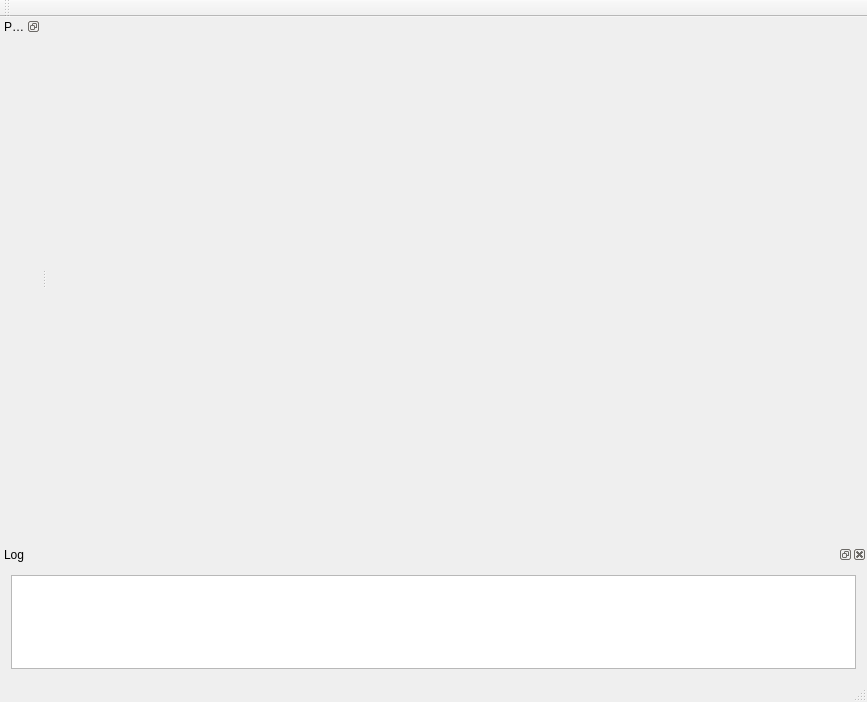
paceholder/geoix, file mainwindow.ui: the form before one commit.
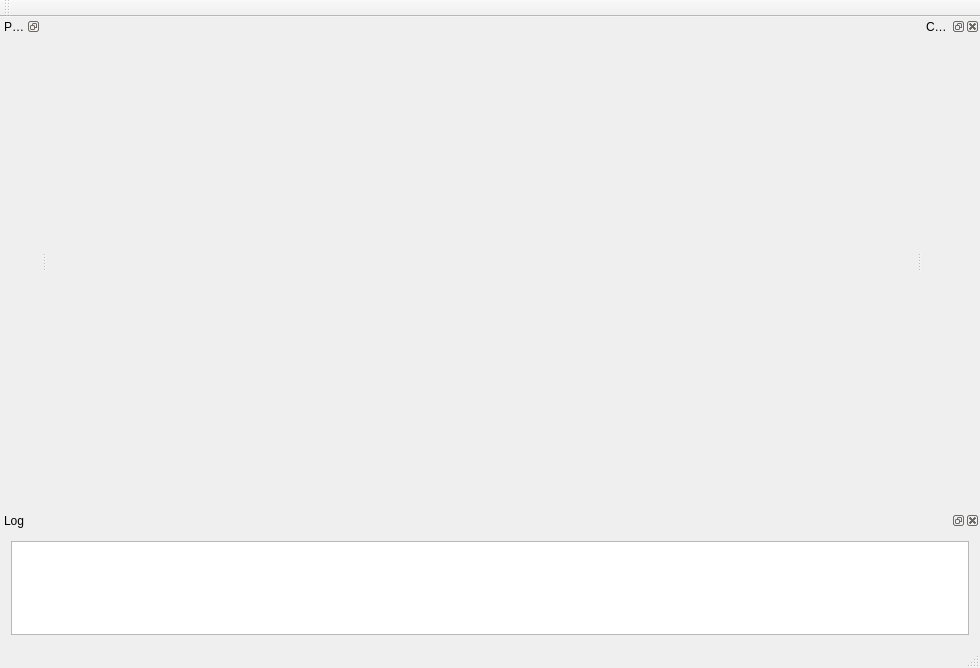
The form after the commit.

The edit to the form file:
```diff
--- a/mainwindow.ui
+++ b/mainwindow.ui
@@ -6,8 +6,8 @@
    <rect>
     <x>0</x>
     <y>0</y>
-    <width>867</width>
-    <height>702</height>
+    <width>980</width>
+    <height>668</height>
    </rect>
   </property>
   <property name="windowTitle">
@@ -124,6 +124,15 @@
     <bool>false</bool>
    </attribute>
   </widget>
+  <widget class="QDockWidget" name="rightDock">
+   <property name="windowTitle">
+    <string>Custom Dialog</string>
+   </property>
+   <attribute name="dockWidgetArea">
+    <number>2</number>
+   </attribute>
+   <widget class="QWidget" name="dockWidgetContents_2"/>
+  </widget>
  </widget>
  <layoutdefault spacing="6" margin="11"/>
  <resources/>
```
Left out of the diff: 4 changed lines with no effect on the pictures.
